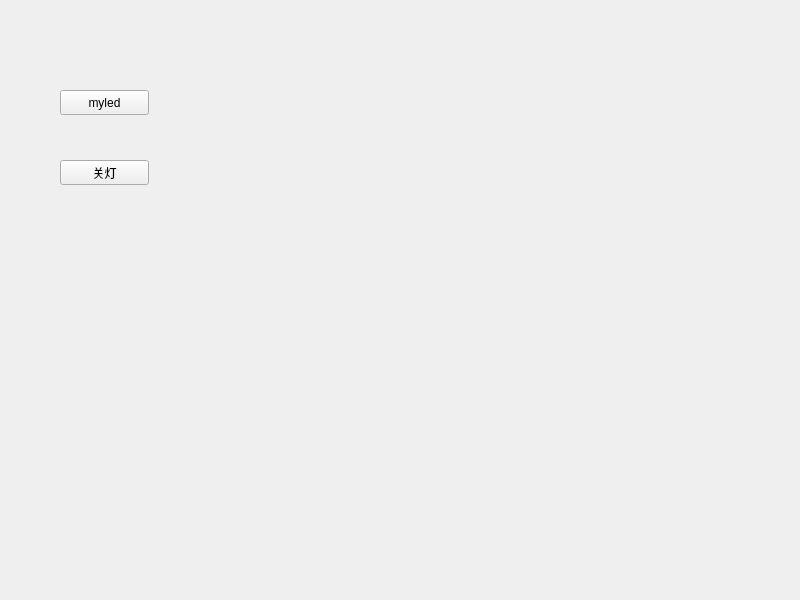
Old version of the form widget.ui in the repository cjx-cloud/cheng.
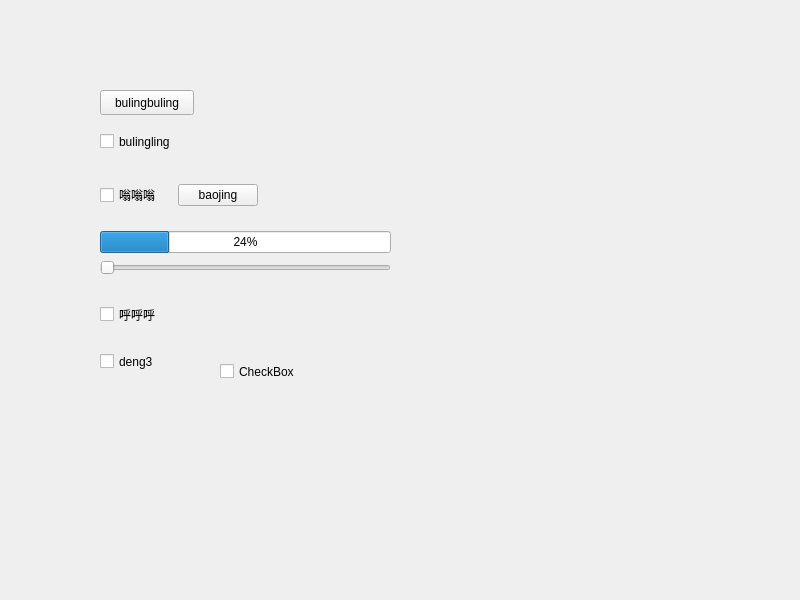
New version of the form.

What changed in the file:
```diff
--- a/widget.ui
+++ b/widget.ui
@@ -16,29 +16,120 @@
   <widget class="QPushButton" name="pushButton">
    <property name="geometry">
     <rect>
-     <x>60</x>
+     <x>100</x>
      <y>90</y>
-     <width>89</width>
+     <width>94</width>
      <height>25</height>
     </rect>
    </property>
    <property name="text">
-    <string>myled</string>
+    <string>bulingbuling</string>
    </property>
   </widget>
-  <widget class="QPushButton" name="pushButton_2">
+  <widget class="QCheckBox" name="checkBox">
    <property name="geometry">
     <rect>
-     <x>60</x>
-     <y>160</y>
-     <width>89</width>
-     <height>25</height>
+     <x>100</x>
+     <y>130</y>
+     <width>93</width>
+     <height>23</height>
     </rect>
    </property>
    <property name="text">
-    <string>关灯</string>
+    <string>bulingling</string>
    </property>
   </widget>
+  <widget class="QCheckBox" name="checkBox_3">
+   <property name="geometry">
+    <rect>
+     <x>100</x>
+     <y>300</y>
+     <width>70</width>
+     <height>29</height>
+    </rect>
+   </property>
+   <property name="text">
+    <string>呼呼呼</string>
+   </property>
+  </widget>
+  <widget class="QCheckBox" name="checkBox_4">
+   <property name="geometry">
+    <rect>
+     <x>100</x>
+     <y>350</y>
+     <width>92</width>
+     <height>23</height>
+    </rect>
+   </property>
+   <property name="text">
+    <string>deng3</string>
+   </property>
+  </widget>
+  <widget class="QCheckBox" name="checkBox_5">
+   <property name="geometry">
+    <rect>
+     <x>220</x>
+     <y>360</y>
+     <width>92</width>
+     <height>23</height>
+    </rect>
+   </property>
+   <property name="text">
+    <string>CheckBox</string>
+   </property>
+  </widget>
+  <widget class="QWidget" name="">
+   <property name="geometry">
+    <rect>
+     <x>100</x>
+     <y>230</y>
+     <width>291</width>
+     <height>48</height>
+    </rect>
+   </property>
+   <layout class="QVBoxLayout" name="verticalLayout_2">
+    <item>
+     <widget class="QProgressBar" name="progressBar">
+      <property name="value">
+       <number>24</number>
+      </property>
+     </widget>
+    </item>
+    <item>
+     <widget class="QSlider" name="horizontalSlider">
+      <property name="orientation">
+       <enum>Qt::Horizontal</enum>
+      </property>
+     </widget>
+    </item>
+   </layout>
+  </widget>
+  <widget class="QWidget" name="">
+   <property name="geometry">
+    <rect>
+     <x>100</x>
+     <y>180</y>
+     <width>158</width>
+     <height>31</height>
+    </rect>
+   </property>
+   <layout class="QHBoxLayout" name="horizontalLayout">
+    <item>
+     <widget class="QCheckBox" name="checkBox_2">
+      <property name="text">
+       <string>嗡嗡嗡</string>
+      </property>
+     </widget>
+    </item>
+    <item>
+     <widget class="QPushButton" name="pushButton_2">
+      <property name="text">
+       <string>baojing</string>
+      </property>
+     </widget>
+    </item>
+   </layout>
+  </widget>
  </widget>
  <resources/>
  <connections/>
```
